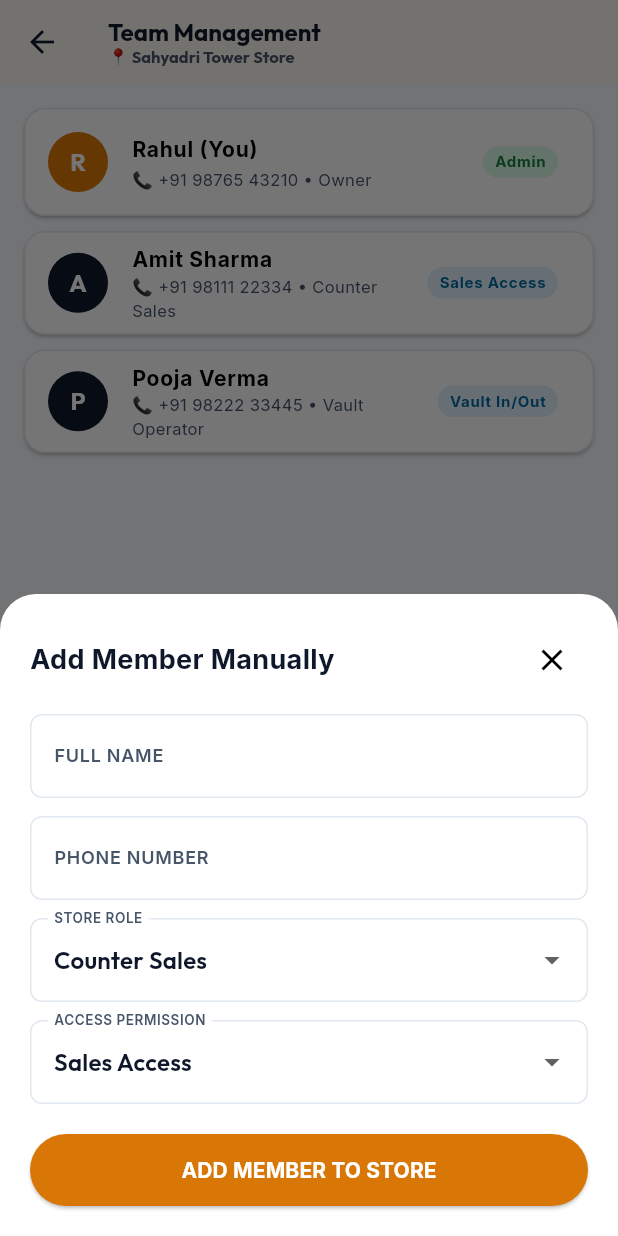
After one commit to monk7436/ARK, a Flutter app: the TeamManagementScreen screen opened directly, after a tap on "Add Manually", on a phone screen of 412 x 824 dp. The commit adds this screen. Run offline on Flutter 3.47's test engine with Material 3 defaults, Android fonts, the phone set to English and light mode, and no system bars; our stand-ins replace google_fonts, image_picker; network calls fail.

Commit message:
feat: implement interactive Store Switcher Dropdown, Add Store flow, and Team Management with Add Contact / Add Manually

```diff
--- /dev/null
+++ b/ark_mobile/lib/screens/team_management_screen.dart
@@ -0,0 +1,287 @@
+import 'package:flutter/material.dart';
+import '../theme/app_theme.dart';
+
+class TeamMember {
+  final String id;
+  final String name;
+  final String phone;
+  final String role;
+  final String access;
+  final String avatar;
+
+  TeamMember({
+    required this.id,
+    required this.name,
+    required this.phone,
+    required this.role,
+    required this.access,
+    required this.avatar,
+  });
+}
+
+class TeamManagementScreen extends StatefulWidget {
+  final String storeName;
+  const TeamManagementScreen({super.key, this.storeName = 'Sahyadri Tower Store'});
+
+  @override
+  State<TeamManagementScreen> createState() => _TeamManagementScreenState();
+}
+
+class _TeamManagementScreenState extends State<TeamManagementScreen> {
+  final List<TeamMember> _teamMembers = [
+    TeamMember(id: 'tm-1', name: 'Rahul (You)', phone: '+91 98765 43210', role: 'Owner', access: 'Admin', avatar: 'R'),
+    TeamMember(id: 'tm-2', name: 'Amit Sharma', phone: '+91 98111 22334', role: 'Counter Sales', access: 'Sales Access', avatar: 'A'),
+    TeamMember(id: 'tm-3', name: 'Pooja Verma', phone: '+91 98222 33445', role: 'Vault Operator', access: 'Vault In/Out', avatar: 'P'),
+  ];
+
+  @override
+  Widget build(BuildContext context) {
+    return Scaffold(
+      backgroundColor: AppTheme.bgPrimary,
+      appBar: AppBar(
+        title: Column(
+          crossAxisAlignment: CrossAxisAlignment.start,
+          children: [
+            const Text('Team Management', style: TextStyle(fontWeight: FontWeight.bold, fontSize: 16, color: AppTheme.textMain)),
+            Text('📍 ${widget.storeName}', style: const TextStyle(fontSize: 11, color: AppTheme.textMuted)),
+          ],
+        ),
+        backgroundColor: Colors.white,
+        elevation: 1,
+        leading: IconButton(
+          icon: const Icon(Icons.arrow_back, color: AppTheme.textMain),
+          onPressed: () => Navigator.pop(context),
+        ),
+      ),
+      body: Column(
+        children: [
+          Expanded(
+            child: ListView.builder(
+              padding: const EdgeInsets.all(16),
+              itemCount: _teamMembers.length,
+              itemBuilder: (context, index) {
+                final member = _teamMembers[index];
+                final isOwner = member.role == 'Owner';
+                return Card(
+                  margin: const EdgeInsets.only(bottom: 10),
+                  shape: RoundedRectangleBorder(borderRadius: BorderRadius.circular(14), side: const BorderSide(color: AppTheme.borderSubtle)),
+                  child: ListTile(
+                    leading: CircleAvatar(
+                      backgroundColor: isOwner ? AppTheme.goldPrimary : const Color(0xFF0F172A),
+                      child: Text(member.avatar, style: const TextStyle(color: Colors.white, fontWeight: FontWeight.bold)),
+                    ),
+                    title: Text(member.name, style: const TextStyle(fontWeight: FontWeight.bold, fontSize: 14)),
+                    subtitle: Text('📞 ${member.phone} • ${member.role}', style: const TextStyle(fontSize: 11, color: AppTheme.textMuted)),
+                    trailing: Container(
+                      padding: const EdgeInsets.symmetric(horizontal: 8, vertical: 3),
+                      decoration: BoxDecoration(
+                        color: isOwner ? const Color(0xFFDCFCE7) : const Color(0xFFE0F2FE),
+                        borderRadius: BorderRadius.circular(12),
+                      ),
+                      child: Text(
+                        member.access,
+                        style: TextStyle(
+                          fontSize: 10,
+                          fontWeight: FontWeight.bold,
+                          color: isOwner ? const Color(0xFF15803D) : const Color(0xFF0369A1),
+                        ),
+                      ),
+                    ),
+                  ),
+                );
+              },
+            ),
+          ),
+
+          // Bottom Action Panel: Add Contact / Add Manually
+          Container(
+            padding: const EdgeInsets.all(16),
+            decoration: const BoxDecoration(
+              color: Colors.white,
+              boxShadow: [BoxShadow(color: Colors.black12, blurRadius: 8, offset: Offset(0, -2))],
+              borderRadius: BorderRadius.vertical(top: Radius.circular(20)),
+            ),
+            child: Row(
+              children: [
+                Expanded(
+                  child: OutlinedButton.icon(
+                    style: OutlinedButton.styleFrom(
+                      padding: const EdgeInsets.symmetric(vertical: 14),
+                      side: const BorderSide(color: AppTheme.goldDark),
+                      shape: RoundedRectangleBorder(borderRadius: BorderRadius.circular(12)),
+                    ),
+                    onPressed: () => _showAddFromContactsSheet(context),
+                    icon: const Icon(Icons.contacts, color: AppTheme.goldDark, size: 20),
+                    label: const Text('Add Contact', style: TextStyle(color: AppTheme.goldDark, fontWeight: FontWeight.bold)),
+                  ),
+                ),
+                const SizedBox(width: 12),
+                Expanded(
+                  child: ElevatedButton.icon(
+                    style: ElevatedButton.styleFrom(
+                      padding: const EdgeInsets.symmetric(vertical: 14),
+                      backgroundColor: AppTheme.goldPrimary,
+                      shape: RoundedRectangleBorder(borderRadius: BorderRadius.circular(12)),
+                    ),
+                    onPressed: () => _showAddManualMemberSheet(context),
+                    icon: const Icon(Icons.person_add, color: Colors.white, size: 20),
+                    label: const Text('Add Manually', style: TextStyle(color: Colors.white, fontWeight: FontWeight.bold)),
+                  ),
+                ),
+              ],
+            ),
+          ),
+        ],
+      ),
+    );
+  }
+
+  void _showAddManualMemberSheet(BuildContext context) {
+    final nameCtrl = TextEditingController();
+    final phoneCtrl = TextEditingController();
+    String role = 'Counter Sales';
+    String access = 'Sales Access';
+
+    showModalBottomSheet(
+      context: context,
+      isScrollControlled: true,
+      backgroundColor: Colors.transparent,
+      builder: (ctx) => Container(
+        padding: EdgeInsets.only(
+          top: 20, left: 20, right: 20,
+          bottom: MediaQuery.of(ctx).viewInsets.bottom + 20,
+        ),
+        decoration: const BoxDecoration(
+          color: Colors.white,
+          borderRadius: BorderRadius.vertical(top: Radius.circular(24)),
+        ),
+        child: Column(
+          mainAxisSize: MainAxisSize.min,
+          crossAxisAlignment: CrossAxisAlignment.start,
+          children: [
+            Row(
+              mainAxisAlignment: MainAxisAlignment.spaceBetween,
+              children: [
+                const Text('Add Member Manually', style: TextStyle(fontSize: 18, fontWeight: FontWeight.bold, color: AppTheme.textMain)),
+                IconButton(icon: const Icon(Icons.close), onPressed: () => Navigator.pop(ctx)),
+              ],
+            ),
+            const SizedBox(height: 12),
+            TextField(
+              controller: nameCtrl,
+              decoration: const InputDecoration(labelText: 'FULL NAME', hintText: 'e.g. Ramesh Shah'),
+            ),
+            const SizedBox(height: 12),
+            TextField(
+              controller: phoneCtrl,
+              keyboardType: TextInputType.phone,
+              decoration: const InputDecoration(labelText: 'PHONE NUMBER', hintText: '+91 98765 43210'),
+            ),
+            const SizedBox(height: 12),
+            DropdownButtonFormField<String>(
+              initialValue: role,
+              decoration: const InputDecoration(labelText: 'STORE ROLE'),
+              items: const [
+                DropdownMenuItem(value: 'Store Manager', child: Text('Store Manager')),
+                DropdownMenuItem(value: 'Counter Sales', child: Text('Counter Sales')),
+                DropdownMenuItem(value: 'Vault Operator', child: Text('Vault Operator')),
+                DropdownMenuItem(value: 'Accountant', child: Text('Accountant')),
+              ],
+              onChanged: (val) => role = val!,
+            ),
+            const SizedBox(height: 12),
+            DropdownButtonFormField<String>(
+              initialValue: access,
+              decoration: const InputDecoration(labelText: 'ACCESS PERMISSION'),
+              items: const [
+                DropdownMenuItem(value: 'Sales Access', child: Text('Sales Access')),
+                DropdownMenuItem(value: 'Vault In/Out', child: Text('Vault In/Out Access')),
+                DropdownMenuItem(value: 'Full Access', child: Text('Full Manager Access')),
+              ],
+              onChanged: (val) => access = val!,
+            ),
+            const SizedBox(height: 20),
+            SizedBox(
+              width: double.infinity,
+              height: 48,
+              child: ElevatedButton(
+                style: ElevatedButton.styleFrom(backgroundColor: AppTheme.goldPrimary),
+                onPressed: () {
+                  if (nameCtrl.text.isNotEmpty && phoneCtrl.text.isNotEmpty) {
+                    setState(() {
+                      _teamMembers.add(TeamMember(
+                        id: 'tm-${DateTime.now().millisecondsSinceEpoch}',
+                        name: nameCtrl.text,
+                        phone: phoneCtrl.text,
+                        role: role,
+                        access: access,
+                        avatar: nameCtrl.text.substring(0, 1).toUpperCase(),
+                      ));
+                    });
+                    Navigator.pop(ctx);
+                  }
+                },
+                child: const Text('ADD MEMBER TO STORE', style: TextStyle(color: Colors.white, fontWeight: FontWeight.bold)),
+              ),
+            ),
+          ],
+        ),
+      ),
+    );
+  }
+
+  void _showAddFromContactsSheet(BuildContext context) {
+    final contacts = [
+      {'name': 'Rohan Mehta', 'phone': '+91 98333 44556', 'role': 'Store Manager'},
+      {'name': 'Suresh Patel', 'phone': '+91 98444 55667', 'role': 'Accountant'},
+      {'name': 'Kavita Shah', 'phone': '+91 98555 66778', 'role': 'Vault Operator'},
+    ];
+
+    showModalBottomSheet(
+      context: context,
+      backgroundColor: Colors.transparent,
+      builder: (ctx) => Container(
+        padding: const EdgeInsets.all(20),
+        decoration: const BoxDecoration(
+          color: Colors.white,
+          borderRadius: BorderRadius.vertical(top: Radius.circular(24)),
+        ),
+        child: Column(
+          mainAxisSize: MainAxisSize.min,
+          crossAxisAlignment: CrossAxisAlignment.start,
+          children: [
+            Row(
+              mainAxisAlignment: MainAxisAlignment.spaceBetween,
+              children: [
+                const Text('Select Contact', style: TextStyle(fontSize: 18, fontWeight: FontWeight.bold, color: AppTheme.textMain)),
+                IconButton(icon: const Icon(Icons.close), onPressed: () => Navigator.pop(ctx)),
+              ],
+            ),
+            const SizedBox(height: 10),
+            ...contacts.map((c) => Card(
+              margin: const EdgeInsets.only(bottom: 8),
+              child: ListTile(
+                title: Text(c['name']!, style: const TextStyle(fontWeight: FontWeight.bold)),
+                subtitle: Text(c['phone']!),
+                trailing: Text('+ Add as ${c['role']}', style: const TextStyle(color: AppTheme.goldDark, fontWeight: FontWeight.bold, fontSize: 11)),
+                onTap: () {
+                  setState(() {
+                    _teamMembers.add(TeamMember(
+                      id: 'tm-${DateTime.now().millisecondsSinceEpoch}',
+                      name: c['name']!,
+                      phone: c['phone']!,
+                      role: c['role']!,
+                      access: 'Sales Access',
+                      avatar: c['name']!.substring(0, 1),
+                    ));
+                  });
+                  Navigator.pop(ctx);
+                },
+              ),
+            )),
+          ],
+        ),
+      ),
+    );
+  }
+}
```
Also changed, not shown: ark_mobile/lib/screens/home_screen.dart (+134 -16 lines), 3 other files.
